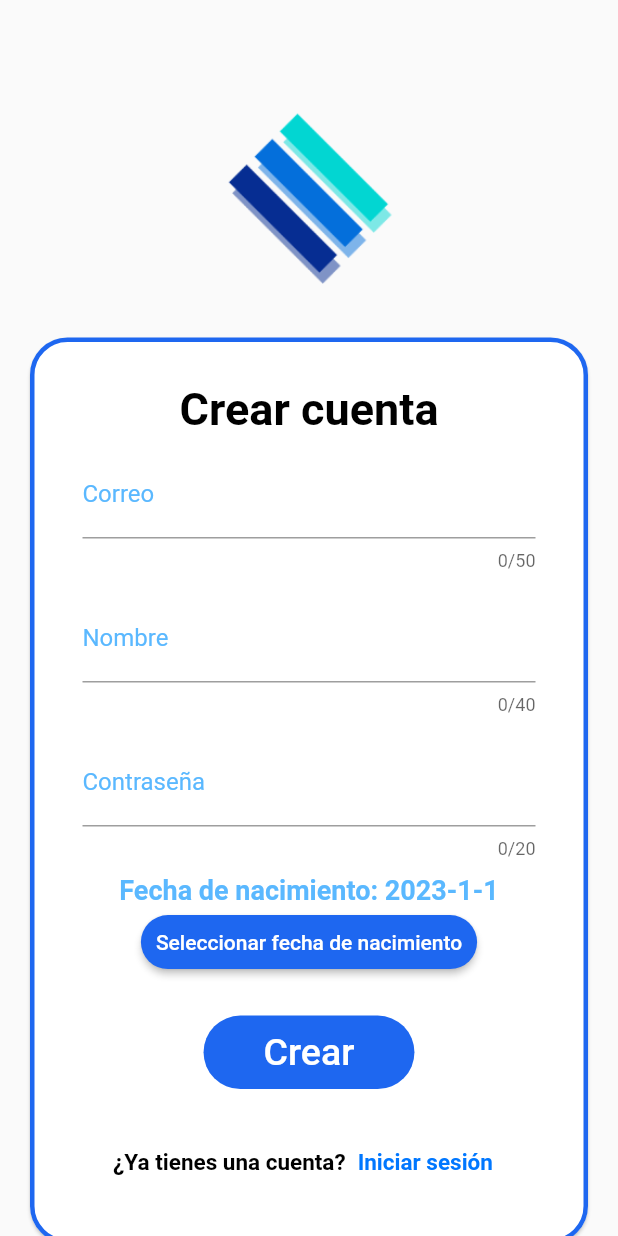
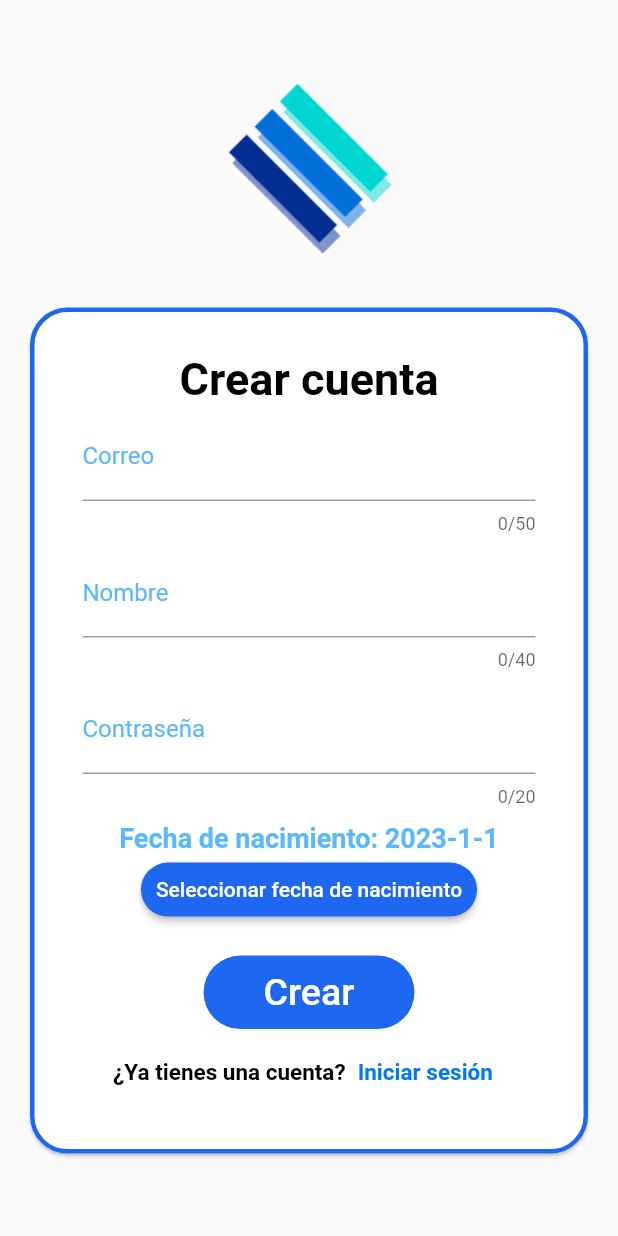
Before and after one commit to Solid-Coders-UCAB/NotesProject-Naranja-Frontend, a Flutter app: the Registro screen opened directly, on a phone screen of 412 x 824 dp. Run offline on Flutter 3.47's test engine with Material 2 defaults, Android fonts, the phone set to English and light mode, and no system bars; our stand-ins replace avatar_glow, either_dart, file_picker, firebase_core, firebase_messaging, flutter_tags_x and 6 more; missing offline and left inert: google_ml_kit, html_editor_enhanced; accounts and stored records are empty.

Commit message:
Arreglos de bugs
-Arreglos de problemas con la interfaz de registro

```diff
--- a/notasFrontNaranja/lib/infrastructure/views/systemWidgets/register.dart
+++ b/notasFrontNaranja/lib/infrastructure/views/systemWidgets/register.dart
@@ -20,15 +20,13 @@ class _RegistroState extends State<Registro> {
   @override
   Widget build(BuildContext context) {
     return Scaffold(
-        body: Transform.translate(
-      //Acomodar la ubicacion inicial
-      offset: const Offset(0, 70),
-      child: SingleChildScrollView(
+      body: SingleChildScrollView(
         //Evitar el error BottomOverflowed
         child: Column(
           mainAxisAlignment: MainAxisAlignment.center,
           mainAxisSize: MainAxisSize.min,
           children: <Widget>[
+            genericSizedBox(50),
             iconApp(120),
             genericSizedBox(30),
             Card(
@@ -43,11 +41,8 @@ class _RegistroState extends State<Registro> {
                     const EdgeInsets.symmetric(horizontal: 20, vertical: 30),
                 child: Column(children: <Widget>[
                   textLabel("Crear cuenta", 30),
-                  genericSizedBox(5),
                   genericTextFormField(userText, "Correo", false, 50),
-                  genericSizedBox(5),
                   genericTextFormField(userName, "Nombre", false, 40),
-                  genericSizedBox(5),
                   genericTextFormField(userPass, "Contraseña", true, 20),
                   genericSizedBox(5),
                   Center(
@@ -94,18 +89,18 @@ class _RegistroState extends State<Registro> {
                       ],
                     ),
                   ),
-                  genericSizedBox(25),
+                  genericSizedBox(20),
                   //genericTextFormField(userPass, "Confirm Password", true),
                   //genericSizedBox(25),
                   botonOk(context, userText, userPass, userName, date),
-                  genericSizedBox(25),
+                  genericSizedBox(5),
                   Row(
                     mainAxisAlignment: MainAxisAlignment.center,
                     children: [
                       textLabel("¿Ya tienes una cuenta?", 15),
                       TextButton(
                           onPressed: () {
-                            Navigator.push(
+                            Navigator.pop(
                                 context,
                                 MaterialPageRoute(
                                     builder: (context) => const Inicio()));
@@ -125,8 +120,8 @@ class _RegistroState extends State<Registro> {
           ],
         ),
       ),
-    ) // Se pasa context como parametro
-        );
+      // Se pasa context como parametro
+    );
   }
 }
 
```
